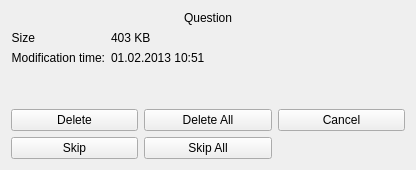
First picture: the form in qt-app/src/progressdialogs/cpromptdialog.ui, repository VioletGiraffe/file-commander, before the edit.
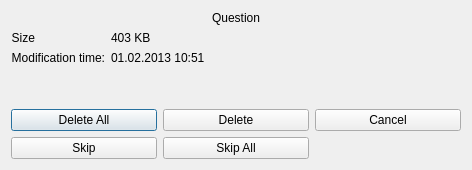
Second picture: the form after the edit. The open tabs and pages were chosen to show the change.

Commit message: CPromptDialog buttons rearranged

```diff
--- a/qt-app/src/progressdialogs/cpromptdialog.ui
+++ b/qt-app/src/progressdialogs/cpromptdialog.ui
@@ -6,7 +6,7 @@
    <rect>
     <x>0</x>
     <y>0</y>
-    <width>402</width>
+    <width>472</width>
     <height>170</height>
    </rect>
   </property>
@@ -259,25 +259,14 @@
        </item>
        <item>
         <layout class="QGridLayout" name="gridLayout">
-         <item row="0" column="0">
-          <widget class="QPushButton" name="btnDelete">
-           <property name="text">
-            <string>Delete</string>
-           </property>
-          </widget>
-         </item>
-         <item row="0" column="1">
-          <widget class="QPushButton" name="btnDeleteAll">
-           <property name="text">
-            <string>Delete All</string>
-           </property>
-          </widget>
-         </item>
          <item row="0" column="2">
           <widget class="QPushButton" name="btnCancelDeletion">
            <property name="text">
             <string>Cancel</string>
            </property>
+           <property name="autoDefault">
+            <bool>false</bool>
+           </property>
           </widget>
          </item>
          <item row="1" column="0">
@@ -285,12 +274,41 @@
            <property name="text">
             <string>Skip</string>
            </property>
+           <property name="autoDefault">
+            <bool>false</bool>
+           </property>
           </widget>
          </item>
          <item row="1" column="1">
           <widget class="QPushButton" name="btnSkipAllDeletion">
            <property name="text">
             <string>Skip All</string>
+           </property>
+           <property name="autoDefault">
+            <bool>false</bool>
+           </property>
+          </widget>
+         </item>
+         <item row="0" column="0">
+          <widget class="QPushButton" name="btnDeleteAll">
+           <property name="text">
+            <string>Delete All</string>
+           </property>
+           <property name="autoDefault">
+            <bool>true</bool>
+           </property>
+           <property name="default">
+            <bool>true</bool>
+           </property>
+          </widget>
+         </item>
+         <item row="0" column="1">
+          <widget class="QPushButton" name="btnDelete">
+           <property name="text">
+            <string>Delete</string>
+           </property>
+           <property name="autoDefault">
+            <bool>false</bool>
            </property>
           </widget>
          </item>
```
Left out of the diff: 2 changed lines with no effect on the pictures.
